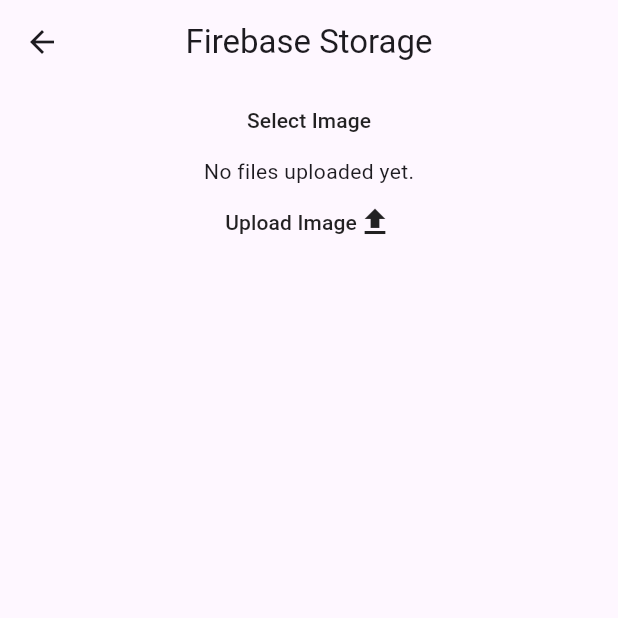
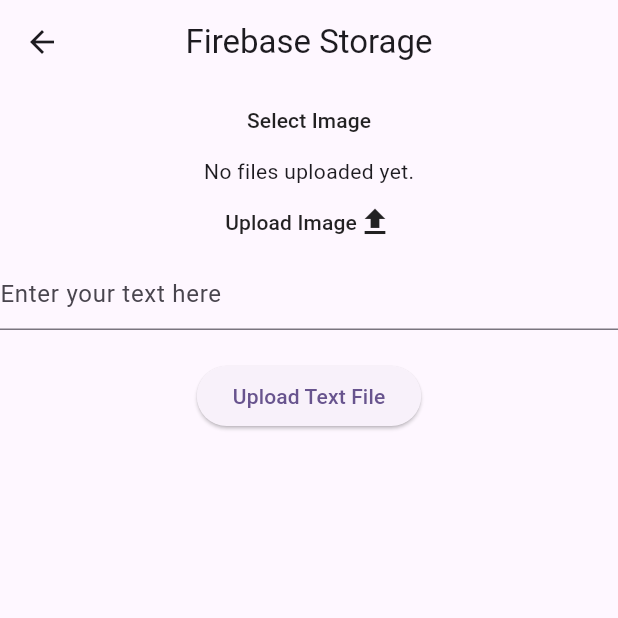
Before and after one commit to ethanf23/umd-lost-and-found-app, a Flutter app: the screen it shows after launch, after a tap on the "add" icon, on a phone screen of 412 x 824 dp, the top half of it. Run offline on Flutter 3.47's test engine with Material 3 defaults, Android fonts, the phone set to English and light mode, and no system bars; our stand-ins replace firebase_core, firebase_storage, flutter_map, geolocator, image_picker, latlong2; accounts and stored records are empty.

Commit message:
added text function

```diff
--- a/lib/add_item_h.dart
+++ b/lib/add_item_h.dart
@@ -1,4 +1,6 @@
+import 'dart:convert';
 import 'dart:io';
+import 'dart:typed_data';
 import 'package:firebase_storage/firebase_storage.dart';
 import 'package:flutter/material.dart';
 import 'utils.dart';
@@ -12,6 +14,9 @@ class AddItemH extends StatefulWidget {
 
 class _AddItemHState extends State<AddItemH> {
   File? _uploadedFile;
+  TextEditingController _textEditingController = TextEditingController();
+
+
 
   @override
   void initState() {
@@ -33,8 +38,30 @@ class _AddItemHState extends State<AddItemH> {
         _selectMediaButton(context),
         _buildUI(),
         _uploadMediaButton(context),
+        TextField(
+              controller: _textEditingController,
+              decoration: InputDecoration(
+                hintText: 'Enter your text here',
+              ),
+            ),
+            SizedBox(height: 20.0),
+            ElevatedButton(
+              onPressed: () {
+                String text = _textEditingController.text;
+                if (text.isNotEmpty) {
+                  _uploadTextFile(text);
+                }
+              },
+              child: Text('Upload Text File'),
+            ),
       ])),
     );
+
+      @override
+      void dispose() {
+        _textEditingController.dispose();
+        super.dispose();
+     }
   }
 
   Widget _selectMediaButton(BuildContext context) {
@@ -123,4 +150,24 @@ class _AddItemHState extends State<AddItemH> {
   //     );
   //   }
   // }
+
+
+    void _uploadTextFile(String text) async {
+    try {
+      // Encode text to bytes using UTF-8 encoding
+      Uint8List textBytes = Uint8List.fromList(utf8.encode(text));
+
+      final storageRef = FirebaseStorage.instance.ref();
+      final timestamp = DateTime.now().microsecondsSinceEpoch;
+      final uploadRef = storageRef.child("textfiles/$timestamp.txt");
+
+      // Upload the text bytes to Firebase Storage
+      await uploadRef.putData(textBytes);
+
+      print('Text file uploaded successfully');
+    } catch (e) {
+      print('Error uploading text file: $e');
+    }
+  }
+
 }
--- a/lib/main.dart
+++ b/lib/main.dart
@@ -28,6 +28,7 @@ class MyApp extends StatelessWidget {
   @override
   Widget build(BuildContext context) {
     return MaterialApp(
+      debugShowCheckedModeBanner: false,
       title: 'Flutter Demo',
       theme: ThemeData(
         colorScheme: ColorScheme.fromSeed(seedColor: Colors.deepPurple),
```
